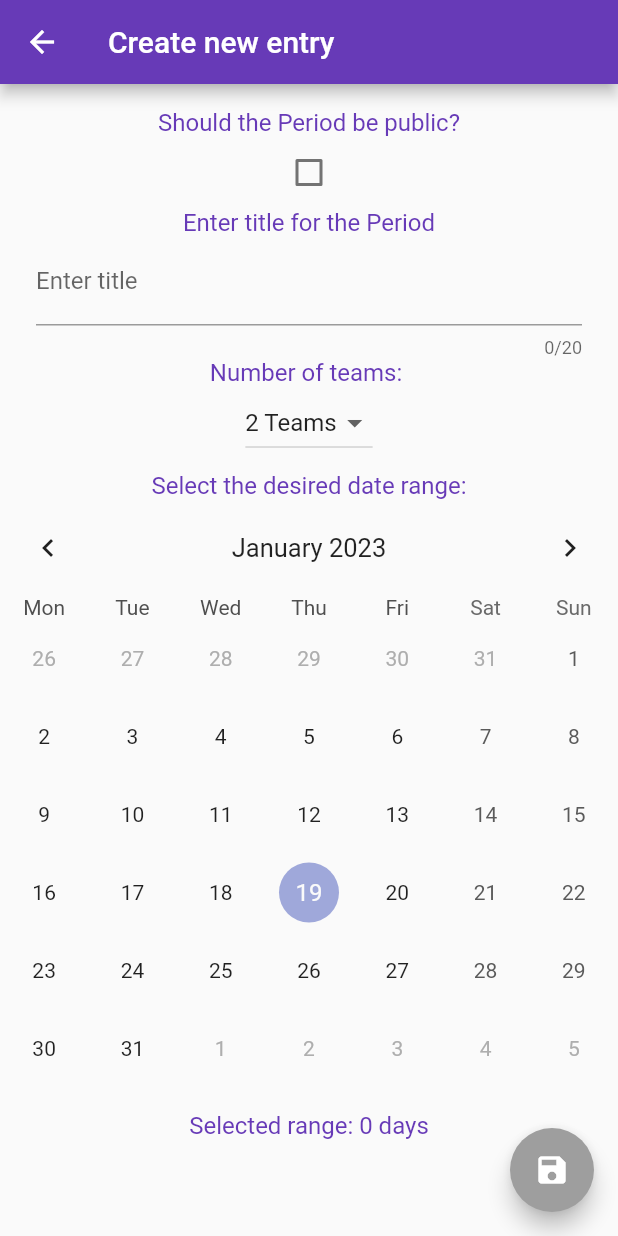
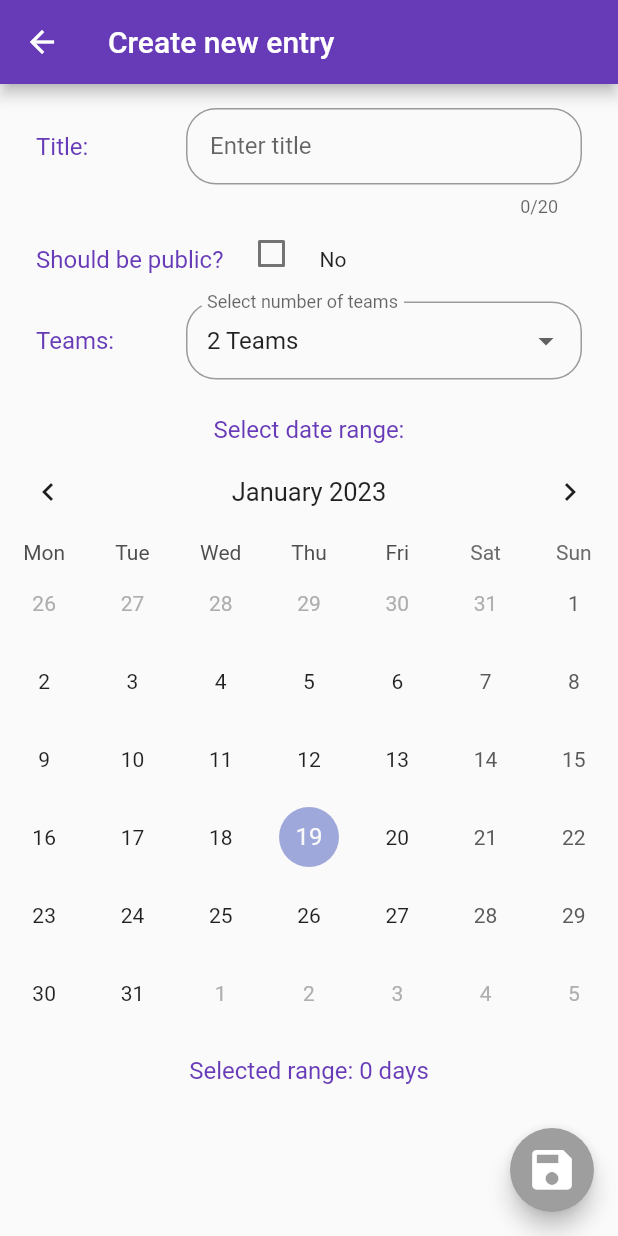
Before and after one commit to Hector-SaTe/year_planner, a Flutter app: the SelectRange screen opened directly, on a phone screen of 412 x 824 dp. Run offline on Flutter 3.47's test engine with Material 2 defaults, Android fonts, the phone set to English and light mode, and no system bars; drawn by our look-alikes of table_calendar; our stand-ins replace firebase_auth, firebase_core, firebase_database, flutter_hooks, hooks_riverpod; accounts and stored records are empty.

Commit message:
show periods and title changes fixed

```diff
--- a/lib/database/data_models.dart
+++ b/lib/database/data_models.dart
@@ -10,9 +10,11 @@ class TimePeriod {
   final String pass;
   final List<Set<DateTime>> teamDays;
   final int teams;
+  final bool public;
 
   const TimePeriod(
       {required this.id,
+      required this.public,
       required this.pass,
       required this.startRange,
       required this.endRange,
@@ -46,6 +48,7 @@ class TimePeriodList extends StateNotifier<List<TimePeriod>> {
         pass: period.pass,
         teams: period.teams,
         teamDays: [...teamDays],
+        public: period.public,
         id: period.id);
     //if (rebuild) {
     editItem(modPeriod);
--- a/lib/database/storage_model.dart
+++ b/lib/database/storage_model.dart
@@ -6,13 +6,18 @@ class SaveManager {
   final DatabaseReference database;
   SaveManager(this.database);
 
-  //late final database = databaseRef.child("periodList");
-
-  Future<TimePeriod> createPeriod(String title, int teams, DateTime startRange,
-      DateTime endRange, String pass, List<Set<DateTime>> teamList) async {
+  Future<TimePeriod> createPeriod(
+      String title,
+      int teams,
+      DateTime startRange,
+      DateTime endRange,
+      String pass,
+      List<Set<DateTime>> teamList,
+      bool public) async {
     DatabaseReference newPeriodRef = database.push();
     await newPeriodRef.set({
       "title": title,
+      "public": public,
       "teams": teams,
       "pass": pass,
       "startRange": startRange.toIso8601String(),
@@ -21,6 +26,7 @@ class SaveManager {
     });
     return TimePeriod(
         id: newPeriodRef.key!,
+        public: public,
         startRange: startRange,
         endRange: endRange,
         title: title,
@@ -64,6 +70,7 @@ class SaveManager {
       endRange: DateTime.parse(item.child("endRange").value.toString()),
       title: item.child("title").value.toString(),
       teams: item.child("teams").value as int,
+      public: (item.child("public").value as bool?) ?? true,
       teamDays: teamList,
     );
   }
--- a/lib/screens_TimePeriod/create_period.dart
+++ b/lib/screens_TimePeriod/create_period.dart
@@ -38,7 +38,9 @@ class _SelectRangeState extends State<SelectRange> {
 
   @override
   Widget build(BuildContext context) {
-    return Scaffold(
+    return GestureDetector(
+      onTap: () => FocusScope.of(context).unfocus(),
+      child: Scaffold(
         appBar: AppBar(
           title: const Text('Create new entry'),
         ),
@@ -103,6 +105,7 @@ class _SelectRangeState extends State<SelectRange> {
             const SizedBox(height: 50)
           ],
         ),
+      ),
     );
   }
 }
@@ -114,6 +117,7 @@ class TitleInput extends HookConsumerWidget {
 
   @override
   Widget build(BuildContext context, WidgetRef ref) {
+    const double titleWidth = 100;
     final public = ref.watch(_publicProvider);
     final titleController = useTextEditingController();
     final passController = useTextEditingController();
@@ -122,64 +126,115 @@ class TitleInput extends HookConsumerWidget {
       padding: const EdgeInsets.only(top: 16, left: 24, right: 24, bottom: 0),
       child: Column(
         children: [
-          Text(
-            "Should the Period be public?",
+          Row(
+            crossAxisAlignment: CrossAxisAlignment.baseline,
+            textBaseline: TextBaseline.alphabetic,
+            children: [
+              SizedBox(
+                width: titleWidth,
+                child: Text(
+                  "Title: ",
                   style: Theme.of(context)
                       .textTheme
                       .titleMedium!
                       .copyWith(color: Theme.of(context).primaryColor),
                 ),
-          Checkbox(
-              value: public,
+              ),
+              //const SizedBox(width: 16),
+              Flexible(
+                child: TextField(
+                  controller: titleController,
+                  maxLength: 20,
+                  decoration: const InputDecoration(
+                      labelText: 'Enter title',
+                      //counterText: '',
+                      contentPadding: EdgeInsets.all(16),
+                      border: OutlineInputBorder(
+                        borderRadius: BorderRadius.all(Radius.circular(20.0)),
+                      )),
                   onChanged: (value) {
-                ref.read(_publicProvider.notifier).state = value!;
-              }),
+                    ref.read(_titleProvider.notifier).state = value;
+                    //textController.clear();
+                  },
+                ),
+              ),
+            ],
+          ),
+          Row(
+            children: [
               Text(
-            "Enter title for the Period",
+                "Should be public?",
                 style: Theme.of(context)
                     .textTheme
                     .titleMedium!
                     .copyWith(color: Theme.of(context).primaryColor),
               ),
-          TextField(
-            controller: titleController,
-            maxLength: 20,
-            decoration: const InputDecoration(
-              labelText: 'Enter title',
+              Padding(
+                padding: const EdgeInsets.only(left: 8, right: 8, bottom: 8),
+                child: Checkbox(
+                    value: public,
+                    onChanged: (value) {
+                      ref.read(_publicProvider.notifier).state = value!;
+                    }),
               ),
-            onChanged: (value) {
-              ref.read(_titleProvider.notifier).state = value;
-              //textController.clear();
-            },
+              Text(public ? "Yes" : "No")
+            ],
           ),
           if (public)
-            Text(
-              "Enter password for the Period",
+            Row(
+              crossAxisAlignment: CrossAxisAlignment.baseline,
+              textBaseline: TextBaseline.alphabetic,
+              children: [
+                SizedBox(
+                  width: titleWidth,
+                  height: 70,
+                  child: Text(
+                    "Password: ",
                     style: Theme.of(context)
                         .textTheme
                         .titleMedium!
                         .copyWith(color: Theme.of(context).primaryColor),
                   ),
-          if (public)
-            TextField(
+                ),
+                Flexible(
+                  child: TextField(
                     controller: passController,
                     maxLength: 10,
                     decoration: const InputDecoration(
                         labelText: 'Enter password',
-              ),
+                        contentPadding: EdgeInsets.all(16),
+                        border: OutlineInputBorder(
+                          borderRadius: BorderRadius.all(Radius.circular(20.0)),
+                        )),
                     onChanged: (value) {
                       ref.read(_passProvider.notifier).state = value;
                       //textController.clear();
                     },
                   ),
-          Text(
-            "Number of teams: ",
+                ),
+              ],
+            ),
+          Row(
+            children: [
+              SizedBox(
+                width: titleWidth,
+                child: Text(
+                  "Teams: ",
                   style: Theme.of(context)
                       .textTheme
                       .titleMedium!
                       .copyWith(color: Theme.of(context).primaryColor),
                 ),
-          DropdownButton<int>(
+              ),
+              Flexible(
+                child: DropdownButtonFormField<int>(
+                    borderRadius: const BorderRadius.all(Radius.circular(20.0)),
+                    decoration: const InputDecoration(
+                        labelText: 'Select number of teams',
+                        contentPadding: EdgeInsets.all(14),
+                        border: OutlineInputBorder(
+                          borderRadius: BorderRadius.all(Radius.circular(20.0)),
+                        )),
                     value: ref.watch(_teamsProvider),
                     items: const [
                       DropdownMenuItem(
@@ -197,9 +252,12 @@ class TitleInput extends HookConsumerWidget {
                     ],
                     onChanged: ((value) =>
                         ref.read(_teamsProvider.notifier).state = value!)),
-          const SizedBox(height: 8),
+              ),
+            ],
+          ),
+          const SizedBox(height: 24),
           Text(
-            "Select the desired date range:",
+            "Select date range:",
             style: Theme.of(context)
                 .textTheme
                 .titleMedium!
@@ -214,14 +272,12 @@ class TitleInput extends HookConsumerWidget {
 class SaveButton extends ConsumerWidget {
   const SaveButton({
     Key? key,
-    required DateTime? rangeStart,
-    required DateTime? rangeEnd,
-  })  : _rangeStart = rangeStart,
-        _rangeEnd = rangeEnd,
-        super(key: key);
+    required this.rangeStart,
+    required this.rangeEnd,
+  }) : super(key: key);
 
-  final DateTime? _rangeStart;
-  final DateTime? _rangeEnd;
+  final DateTime? rangeStart;
+  final DateTime? rangeEnd;
 
   @override
   Widget build(BuildContext context, WidgetRef ref) {
@@ -232,10 +288,10 @@ class SaveButton extends ConsumerWidget {
     final teamList = ref.watch(_emptyTeamListProvider);
 
     bool deactivated =
-        (title.isEmpty || _rangeStart == null || _rangeEnd == null);
+        (title.isEmpty || rangeStart == null || rangeEnd == null);
 
     void divideDaysInRange() {
-      final totalDays = daysInRange(_rangeStart!, _rangeEnd!);
+      final totalDays = daysInRange(rangeStart!, rangeEnd!);
       final double daysPerTeam = totalDays.length / teams;
       for (var i = 0; i < totalDays.length; i++) {
         for (var j = 1; j <= teams; j++) {
@@ -249,7 +305,8 @@ class SaveButton extends ConsumerWidget {
     void savePeriod() {
       ref
           .read(saveManagerProvider(public))!
-          .createPeriod(title, teams, _rangeStart!, _rangeEnd!, pass, teamList)
+          .createPeriod(
+              title, teams, rangeStart!, rangeEnd!, pass, teamList, public)
           .then((newPeriod) {
         Navigator.pop(context);
       });
@@ -264,7 +321,10 @@ class SaveButton extends ConsumerWidget {
               savePeriod();
             },
       tooltip: 'save Item',
-      child: const Icon(Icons.save),
+      child: const Icon(
+        Icons.save,
+        size: 35,
+      ),
     );
   }
 }
--- a/lib/screens_TimePeriod/show_period.dart
+++ b/lib/screens_TimePeriod/show_period.dart
@@ -11,6 +11,7 @@ import 'package:year_planner/utils/pop_up.dart';
 // Private Providers
 final _editTeams = StateProvider.autoDispose<bool>(((ref) => false));
 final _activatedTeam = StateProvider.autoDispose<int>(((ref) => 0));
+final _editTitle = StateProvider.autoDispose<String>(((ref) => ""));
 final _teamColors = Provider.autoDispose((ref) => [
       const Color.fromARGB(255, 20, 51, 191),
       const Color.fromARGB(255, 5, 137, 25),
@@ -46,6 +47,7 @@ class _ShowPeriodState extends ConsumerState<ShowPeriod> {
 
   @override
   Widget build(BuildContext context) {
+    final editTitle = ref.watch(_editTitle);
     final editMode = ref.watch(_editTeams);
     final teamColors = ref.watch(_teamColors);
     final team = ref.watch(_activatedTeam);
@@ -116,12 +118,10 @@ class _ShowPeriodState extends ConsumerState<ShowPeriod> {
                       labelText: 'change title',
                       border: InputBorder.none),
                   onChanged: (value) {
-                    ref
-                        .read(periodListProvider.notifier)
-                        .saveEdit(period.id, value, teamDays);
+                    ref.read(_editTitle.notifier).state = value;
                   },
                 )
-              : Text(period.title),
+              : Text(editTitle.isEmpty ? period.title : editTitle),
         ),
         body: ListView(
           padding: const EdgeInsets.only(bottom: 100),
@@ -157,8 +157,9 @@ class EditButtons extends ConsumerWidget {
 
   @override
   Widget build(BuildContext context, WidgetRef ref) {
-    final saveManager = ref.watch(saveManagerProvider(true));
+    final saveManager = ref.watch(saveManagerProvider(period.public));
     final editMode = ref.watch(_editTeams);
+    final editTitle = ref.watch(_editTitle);
     const double iconSize = 30;
 
     void edit() async {
@@ -176,7 +177,10 @@ class EditButtons extends ConsumerWidget {
 
     void save() {
       ref.read(_editTeams.notifier).state = false;
-      saveManager!.editPeriod(period.id, period.title, period.teamDays);
+      ref
+          .read(periodListProvider.notifier)
+          .saveEdit(period.id, editTitle, period.teamDays);
+      saveManager!.editPeriod(period.id, editTitle, period.teamDays);
       const message = SnackBar(
         duration: Duration(seconds: 1),
         content: Text('Nice! changes were saved'),
```
Lines whose indentation alone changed are shown as unchanged.
